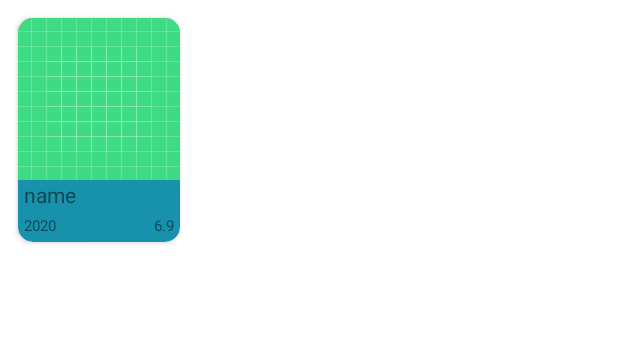
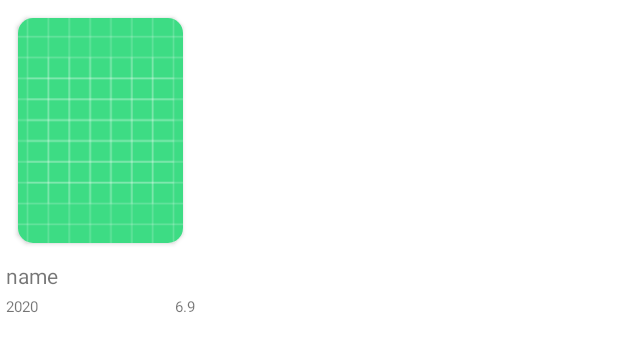
Before and after one commit to GITUG01/Filmography, an Android app: the layout film.xml on its own in the app's theme, with its tools: preview values and no code run, on a phone screen of 412 x 824 dp. Shown: the top 351 px of the screen. Run offline under Robolectric (Android 15) with nearby library versions, the phone set to English and light mode, and no system bars.

Commit message:
some work with imageView in cardView

```diff
--- a/app/src/main/java/com/gitug01/filmpgraphy/domain/entity/FilmEntity.kt
+++ b/app/src/main/java/com/gitug01/filmpgraphy/domain/entity/FilmEntity.kt
@@ -1,4 +1,6 @@
 package com.gitug01.filmpgraphy.domain.entity
+
+import android.widget.ImageView
 
 class FilmEntity(image: Int, name: String, rating: String, year: Int) {
 
--- a/app/src/main/java/com/gitug01/filmpgraphy/ui/FilmViewHolder.kt
+++ b/app/src/main/java/com/gitug01/filmpgraphy/ui/FilmViewHolder.kt
@@ -1,6 +1,7 @@
 package com.gitug01.filmpgraphy.ui
 
 import android.view.View
+import android.widget.ImageView
 import android.widget.TextView
 import androidx.cardview.widget.CardView
 import androidx.recyclerview.widget.RecyclerView
@@ -9,6 +10,7 @@ import com.gitug01.filmpgraphy.R
 class FilmViewHolder(itemView: View) : RecyclerView.ViewHolder(itemView) {
 
     var filmCardView: CardView = itemView.findViewById(R.id.film_container)
+    var image: ImageView = itemView.findViewById(R.id.image)
     var name: TextView = itemView.findViewById(R.id.name)
     var year: TextView = itemView.findViewById(R.id.year)
     var rating: TextView = itemView.findViewById(R.id.rating)
--- a/app/src/main/java/com/gitug01/filmpgraphy/ui/FilmsAdapter.kt
+++ b/app/src/main/java/com/gitug01/filmpgraphy/ui/FilmsAdapter.kt
@@ -4,6 +4,7 @@ import android.annotation.SuppressLint
 import android.view.LayoutInflater
 import android.view.View
 import android.view.ViewGroup
+import androidx.core.graphics.drawable.toBitmap
 import androidx.recyclerview.widget.RecyclerView
 import com.gitug01.filmpgraphy.R
 import com.gitug01.filmpgraphy.domain.entity.FilmEntity
@@ -29,6 +30,7 @@ class FilmsAdapter (onFilmClickListener: OnFilmClickListener): RecyclerView.Adap
         holder.name.text = film.name
         holder.year.text = film.year.toString()
         holder.rating.text = film.rating
+        holder.image.setImageResource(film.image!!)
 
         holder.filmCardView.setOnClickListener { onFilmClickListener.onItemClicked(getItem(position)) }
     }
--- a/app/src/main/res/layout/film.xml
+++ b/app/src/main/res/layout/film.xml
@@ -3,26 +3,25 @@
     android:layout_width="wrap_content"
     android:layout_height="wrap_content"
     xmlns:app="http://schemas.android.com/apk/res-auto"
-    xmlns:tools="http://schemas.android.com/tools">
+    xmlns:tools="http://schemas.android.com/tools"
+    android:orientation="vertical">
 
     <androidx.cardview.widget.CardView
         android:id="@+id/film_container"
-        android:layout_width="wrap_content"
-        android:layout_height="wrap_content"
+        android:layout_width="110dp"
+        android:layout_height="150dp"
         android:layout_margin="12dp"
-        app:cardBackgroundColor="@color/card_background"
         app:cardCornerRadius="10dp">
-
-        <LinearLayout
-            android:layout_width="match_parent"
-            android:layout_height="wrap_content"
-            android:orientation="vertical">
 
             <ImageView
                 android:id="@+id/image"
-                android:layout_width="wrap_content"
-                android:layout_height="wrap_content"
+                android:layout_width="match_parent"
+                android:layout_height="match_parent"
+                android:adjustViewBounds="false"
+                android:scaleType="centerCrop"
                 android:src="@drawable/ic_launcher_background"/>
+
+    </androidx.cardview.widget.CardView>
 
             <TextView
                 android:id="@+id/name"
@@ -63,20 +62,15 @@
 
             </RelativeLayout>
 
-<!--            <LinearLayout-->
-<!--                android:layout_width="wrap_content"-->
-<!--                android:layout_height="wrap_content"-->
-<!--                android:orientation="horizontal">-->
+<!--&lt;!&ndash;            <LinearLayout&ndash;&gt;-->
+<!--&lt;!&ndash;                android:layout_width="wrap_content"&ndash;&gt;-->
+<!--&lt;!&ndash;                android:layout_height="wrap_content"&ndash;&gt;-->
+<!--&lt;!&ndash;                android:orientation="horizontal">&ndash;&gt;-->
 
-<!--                -->
+<!--&lt;!&ndash;                &ndash;&gt;-->
 
-<!--            </LinearLayout>-->
+<!--&lt;!&ndash;            </LinearLayout>&ndash;&gt;-->
 
 
 
         </LinearLayout>
-
-
-    </androidx.cardview.widget.CardView>
-
-</LinearLayout>
```
Also changed, not shown: app/src/main/java/com/gitug01/filmpgraphy/ui/screens/MainScreen.kt (+5 -5 lines), app/src/main/res/layout/fragment_film.xml (+5 -6 lines).
